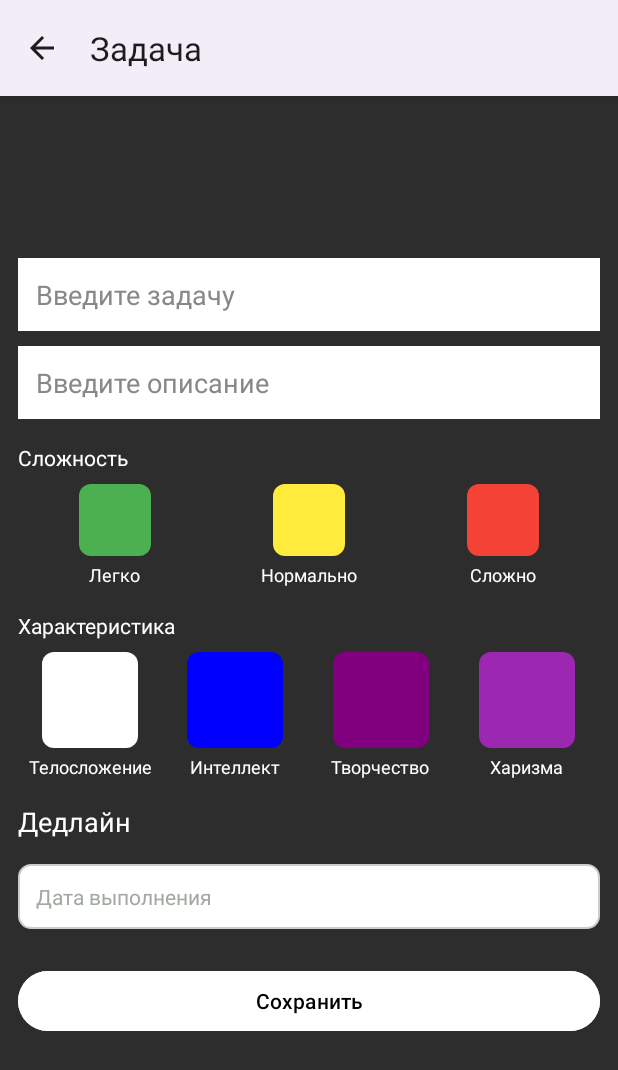
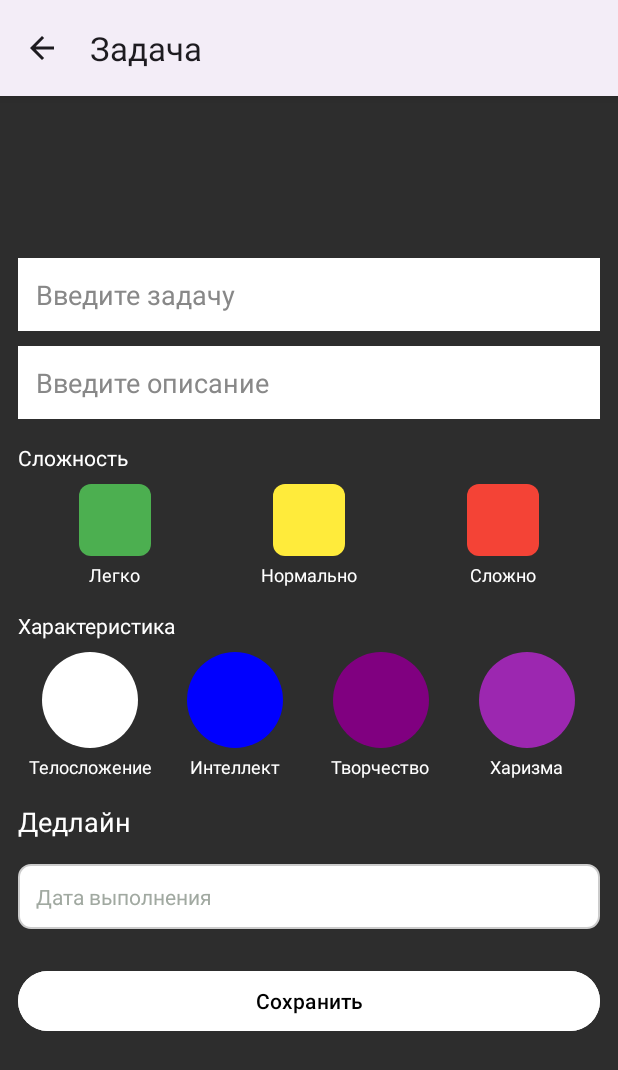
Before and after one commit to alphbta/Habit-Forge-app, an Android app: the AddTaskActivity screen opened directly, with no data from a screen before it, on a phone screen of 412 x 824 dp. Shown: the top 1070 px of the screen. Run offline under Robolectric (Android 15) with nearby library versions, the light colour scheme and no system bars.

Commit message:
округлил характеритики

```diff
--- a/app/src/main/java/com/alphbta/habitforge/TaskAdapter.kt
+++ b/app/src/main/java/com/alphbta/habitforge/TaskAdapter.kt
@@ -95,6 +95,8 @@ class TaskAdapter(
         }
     }
 
+
+
     @SuppressLint("NotifyDataSetChanged")
     fun updateTasks(newTasks: List<Task>) {
         tasks = newTasks
--- a/app/src/main/res/drawable/charisma_default.xml
+++ b/app/src/main/res/drawable/charisma_default.xml
@@ -1,5 +1,5 @@
 <shape xmlns:android="http://schemas.android.com/apk/res/android"
     android:shape="rectangle">
     <solid android:color="#9C27B0"/>
-    <corners android:radius="8dp"/>
+    <corners android:radius="32dp"/>
 </shape>
--- a/app/src/main/res/drawable/creativity_default.xml
+++ b/app/src/main/res/drawable/creativity_default.xml
@@ -1,5 +1,5 @@
 <shape xmlns:android="http://schemas.android.com/apk/res/android"
     android:shape="rectangle">
     <solid android:color="#800080"/>
-    <corners android:radius="8dp"/>
+    <corners android:radius="32dp"/>
 </shape>
--- a/app/src/main/res/drawable/intelligence_default.xml
+++ b/app/src/main/res/drawable/intelligence_default.xml
@@ -1,5 +1,5 @@
 <shape xmlns:android="http://schemas.android.com/apk/res/android"
     android:shape="rectangle">
     <solid android:color="#0000FF"/>
-    <corners android:radius="8dp"/>
+    <corners android:radius="32dp"/>
 </shape>
--- a/app/src/main/res/drawable/physique_default.xml
+++ b/app/src/main/res/drawable/physique_default.xml
@@ -1,5 +1,5 @@
 <shape xmlns:android="http://schemas.android.com/apk/res/android"
     android:shape="rectangle">
     <solid android:color="#FFFFFF"/>
-    <corners android:radius="8dp"/>
+    <corners android:radius="32dp"/>
 </shape>
--- a/app/src/main/res/layout/activity_main.xml
+++ b/app/src/main/res/layout/activity_main.xml
@@ -3,6 +3,7 @@
     android:layout_width="match_parent"
     android:layout_height="match_parent"
     android:background="#2D2D2D">
+
 
     <LinearLayout
         android:orientation="vertical"
@@ -94,6 +95,7 @@
                 android:layout_width="match_parent"
                 android:layout_height="wrap_content"
                 android:orientation="vertical">
+
 
                 <androidx.recyclerview.widget.RecyclerView
                     android:id="@+id/taskList"
--- a/app/src/main/res/layout/item_task.xml
+++ b/app/src/main/res/layout/item_task.xml
@@ -47,7 +47,8 @@
         android:textStyle="bold"
         app:layout_constraintTop_toTopOf="parent"
         app:layout_constraintStart_toEndOf="@id/difficultyStripe"
-        app:layout_constraintEnd_toStartOf="@id/statCircle" />
+        app:layout_constraintEnd_toStartOf="@id/statCircle"
+/>
 
 
     <TextView
```
